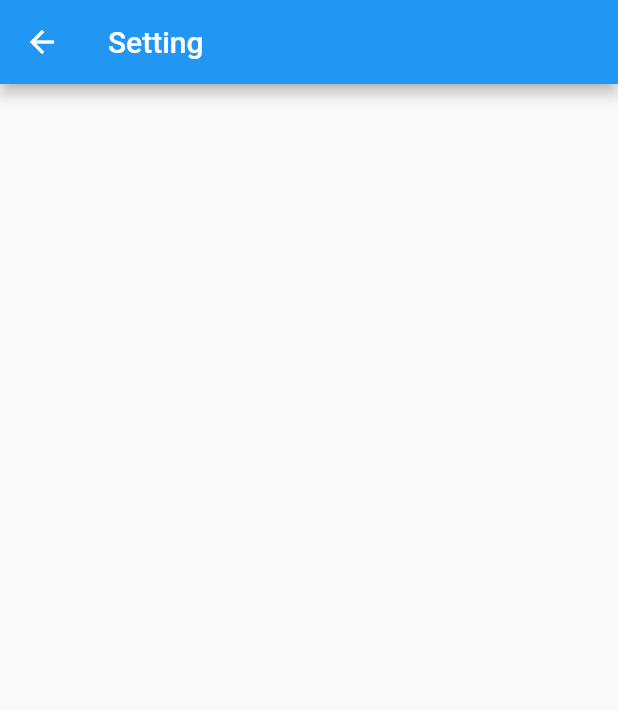
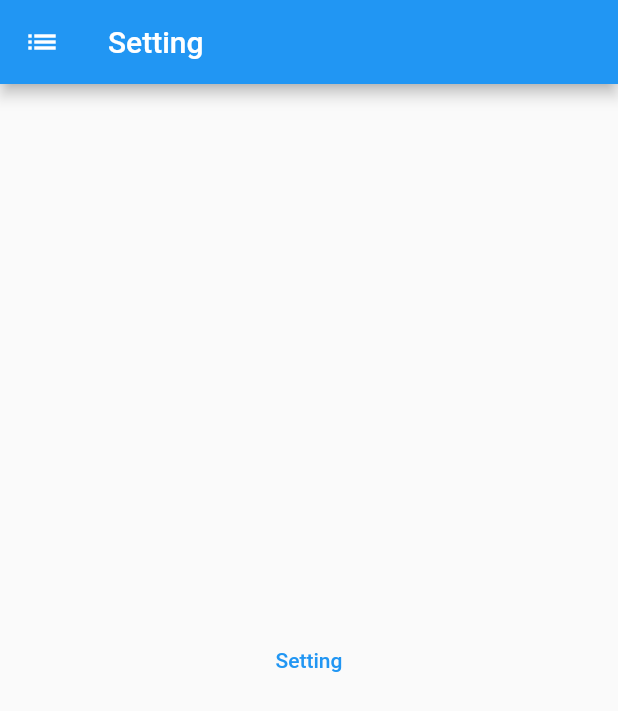
Before and after one commit to nguyenhuutu270402/flutter_navigation-drawer, a Flutter app: the SettingPage screen opened directly, on a phone screen of 412 x 824 dp. Shown: the top 711 px of the screen. Run offline on Flutter 3.47's test engine with Material 2 defaults, Android fonts, the phone set to English and light mode, and no system bars.

Commit message:
update 6

```diff
--- a/lib/screens/contact_page.dart
+++ b/lib/screens/contact_page.dart
@@ -13,6 +13,12 @@ class _ContactPageState extends State<ContactPage> {
     return Scaffold(
       appBar: AppBar(
         title: Text("Contact"),
+        leading: IconButton(
+          onPressed: () {
+            Scaffold.of(context).openDrawer();
+          },
+          icon: Icon(Icons.list),
+        ),
       ),
     );
   }
--- a/lib/screens/event_page.dart
+++ b/lib/screens/event_page.dart
@@ -13,6 +13,12 @@ class _EventPageState extends State<EventPage> {
     return Scaffold(
       appBar: AppBar(
         title: Text("Event"),
+        leading: IconButton(
+          onPressed: () {
+            Scaffold.of(context).openDrawer();
+          },
+          icon: Icon(Icons.list),
+        ),
       ),
     );
   }
--- a/lib/screens/home_page.dart
+++ b/lib/screens/home_page.dart
@@ -13,6 +13,12 @@ class _HomePageState extends State<HomePage> {
     return Scaffold(
       appBar: AppBar(
         title: Text("Home"),
+        leading: IconButton(
+          onPressed: () {
+            Scaffold.of(context).openDrawer();
+          },
+          icon: Icon(Icons.list),
+        ),
       ),
     );
   }
--- a/lib/screens/profile_page.dart
+++ b/lib/screens/profile_page.dart
@@ -13,6 +13,12 @@ class _ProfilePageState extends State<ProfilePage> {
     return Scaffold(
       appBar: AppBar(
         title: Text("Profile"),
+        leading: IconButton(
+          onPressed: () {
+            Scaffold.of(context).openDrawer();
+          },
+          icon: Icon(Icons.list),
+        ),
       ),
     );
   }
--- a/lib/screens/setting_page.dart
+++ b/lib/screens/setting_page.dart
@@ -8,11 +8,26 @@ class SettingPage extends StatefulWidget {
 }
 
 class _SettingPageState extends State<SettingPage> {
+  GlobalKey<ScaffoldState> _scaffoldKey = GlobalKey<ScaffoldState>();
+
   @override
   Widget build(BuildContext context) {
     return Scaffold(
       appBar: AppBar(
         title: Text("Setting"),
+        leading: IconButton(
+          onPressed: () {
+            Scaffold.of(context).openDrawer();
+          },
+          icon: Icon(Icons.list),
+        ),
+      ),
+      body: Center(
+        child: TextButton(
+            onPressed: () {
+              Scaffold.of(context).openDrawer();
+            },
+            child: Text("Setting")),
       ),
     );
   }
```
